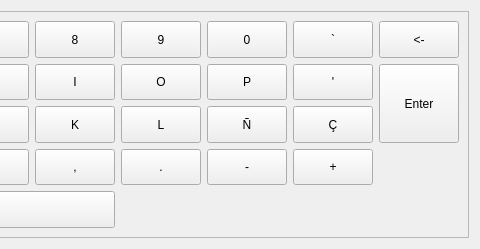
Before: the Qt Designer form Koo/ui/keyboard.ui in xrg/openerp-client-kde, drawn with Qt 5; both pictures show x 674 to 1154 and y 0 to 249 of the 1154 by 249 pixel window.
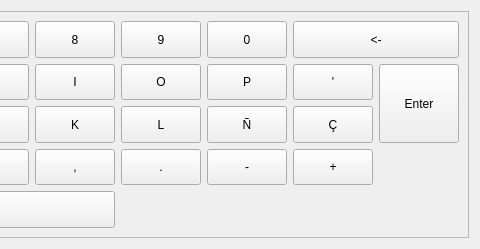
After: the same form once the commit is applied.

Diff of the .ui file:
```diff
--- a/Koo/ui/keyboard.ui
+++ b/Koo/ui/keyboard.ui
@@ -590,8 +590,8 @@
         </property>
        </widget>
       </item>
-      <item row="0" column="12" colspan="2" >
-       <widget class="QPushButton" name="pushButton_32" >
+      <item row="0" column="11" colspan="3" >
+       <widget class="QPushButton" name="Key_Backspace" >
         <property name="sizePolicy" >
          <sizepolicy vsizetype="Expanding" hsizetype="Expanding" >
           <horstretch>0</horstretch>
@@ -603,19 +603,6 @@
         </property>
        </widget>
       </item>
-      <item row="0" column="11" >
-       <widget class="QPushButton" name="pushButton_37" >
-        <property name="sizePolicy" >
-         <sizepolicy vsizetype="Expanding" hsizetype="Expanding" >
-          <horstretch>0</horstretch>
-          <verstretch>0</verstretch>
-         </sizepolicy>
-        </property>
-        <property name="text" >
-         <string>`</string>
-        </property>
-       </widget>
-      </item>
       <item row="1" column="11" >
        <widget class="QPushButton" name="pushButton_39" >
         <property name="sizePolicy" >
```
Left out of the diff: 173 changed lines with no effect on the pictures.
